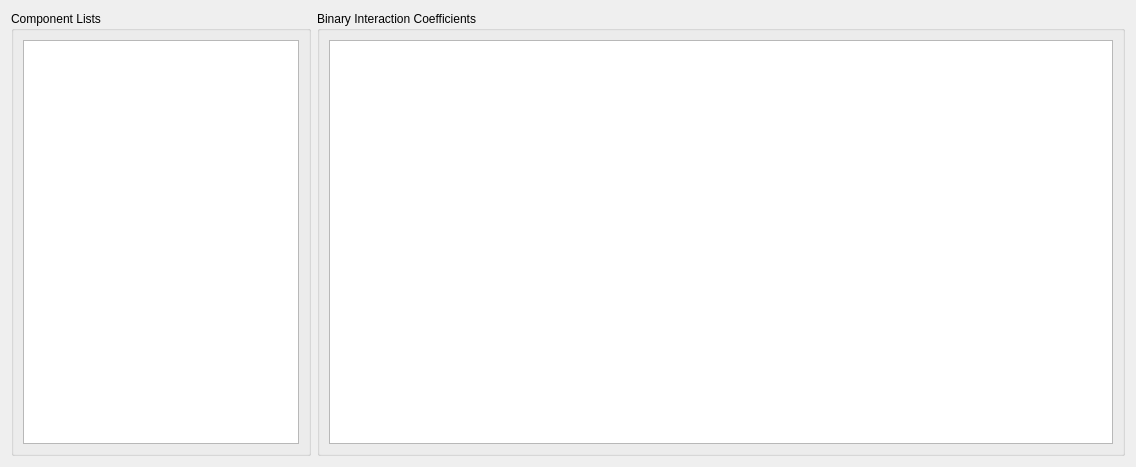
Before: the Qt Designer form addon/pycThermopack/pyctp/gui/widgets/layouts/vdw_bin_coeff_widget.ui in thermotools/thermopack, drawn with Qt 5.
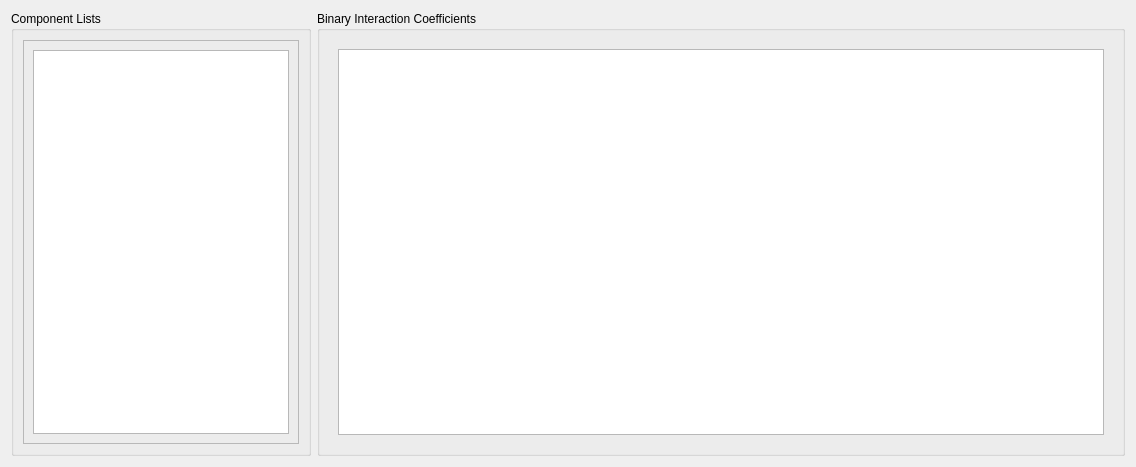
After: the same form once the commit is applied.

The edit to the form file:
```diff
--- a/addon/pycThermopack/pyctp/gui/widgets/layouts/vdw_bin_coeff_widget.ui
+++ b/addon/pycThermopack/pyctp/gui/widgets/layouts/vdw_bin_coeff_widget.ui
@@ -33,6 +33,15 @@
      </property>
      <layout class="QGridLayout" name="gridLayout_7">
       <item row="0" column="0">
+       <widget class="QFrame" name="frame">
+        <property name="frameShape">
+         <enum>QFrame::StyledPanel</enum>
+        </property>
+        <property name="frameShadow">
+         <enum>QFrame::Raised</enum>
+        </property>
+        <layout class="QVBoxLayout" name="verticalLayout">
+         <item>
        <widget class="QListWidget" name="composition_list">
         <property name="sizePolicy">
          <sizepolicy hsizetype="Preferred" vsizetype="Preferred">
@@ -51,6 +60,9 @@
      </layout>
     </widget>
    </item>
+     </layout>
+    </widget>
+   </item>
    <item>
     <widget class="QGroupBox" name="matrix_box">
      <property name="enabled">
@@ -67,6 +79,10 @@
      </property>
      <layout class="QGridLayout" name="gridLayout_9">
       <item row="0" column="0">
+       <widget class="QStackedWidget" name="table_stack">
+        <widget class="QWidget" name="page">
+         <layout class="QHBoxLayout" name="horizontalLayout_2">
+          <item>
        <widget class="QTableWidget" name="coeff_table">
         <property name="enabled">
          <bool>true</bool>
@@ -77,6 +93,11 @@
           <verstretch>0</verstretch>
          </sizepolicy>
         </property>
+           </widget>
+          </item>
+         </layout>
+        </widget>
+        <widget class="QWidget" name="page_2"/>
        </widget>
       </item>
      </layout>
```
Lines whose indentation alone changed are shown as unchanged.
